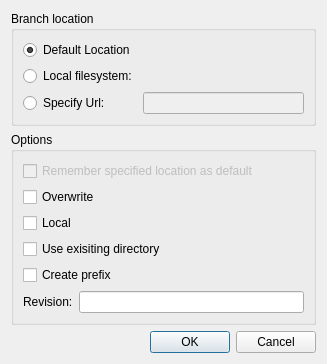
Old version of the form src/plugins/bazaar/pullorpushdialog.ui in the repository qt-creator/qt-creator.
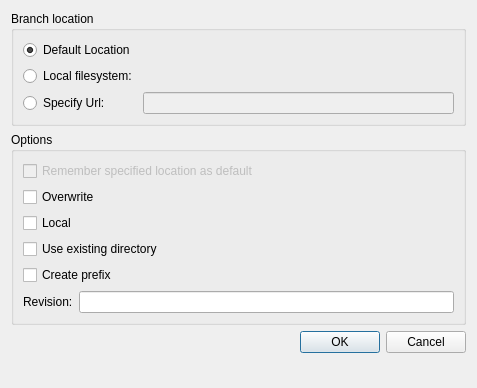
New version of the form. Custom widgets are drawn as their Qt base class.

Diff of the .ui file:
```diff
--- a/src/plugins/bazaar/pullorpushdialog.ui
+++ b/src/plugins/bazaar/pullorpushdialog.ui
@@ -6,8 +6,8 @@
    <rect>
     <x>0</x>
     <y>0</y>
-    <width>327</width>
-    <height>334</height>
+    <width>477</width>
+    <height>388</height>
    </rect>
   </property>
   <property name="windowTitle">
@@ -101,7 +101,7 @@
 This flag will allow push to proceed</string>
         </property>
         <property name="text">
-         <string>Use exisiting directory</string>
+         <string>Use existing directory</string>
         </property>
        </widget>
       </item>
```
Left out of the diff: 6 changed lines with no effect on the pictures.
